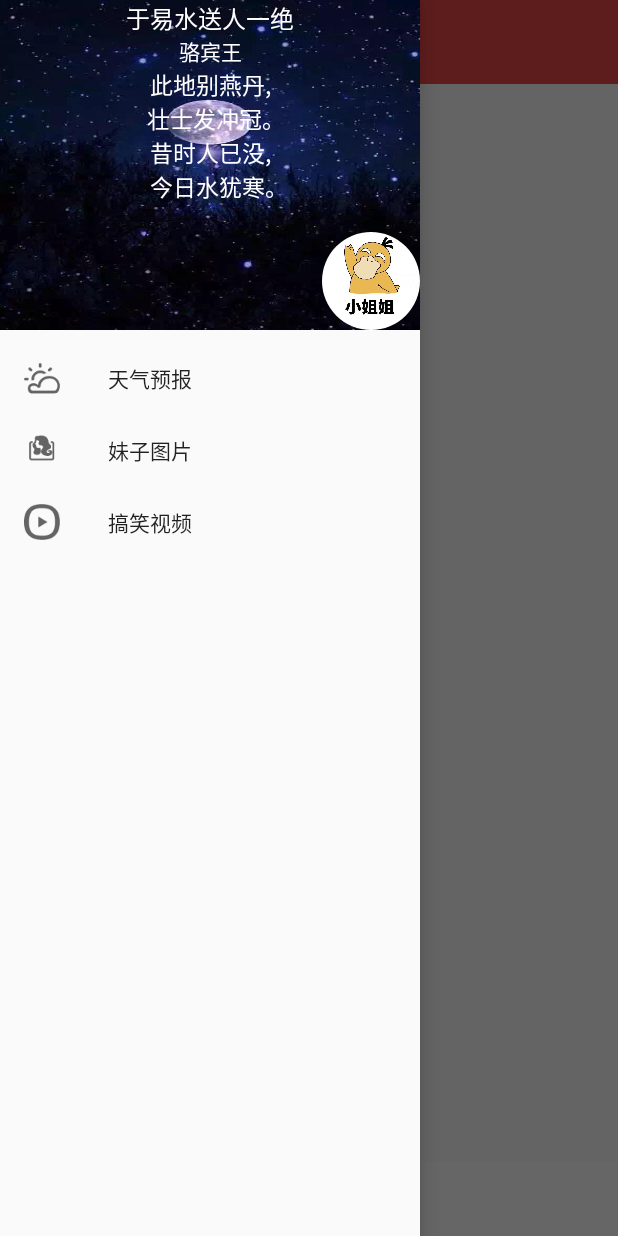
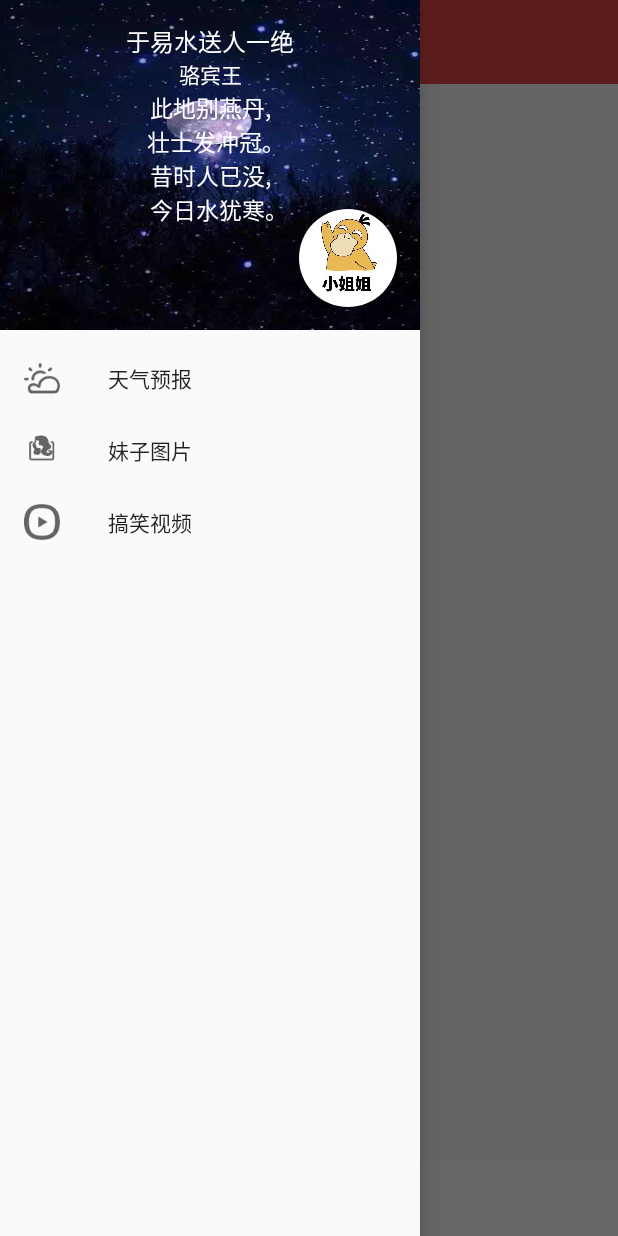
Before and after one commit to BigChaChi/meng, an Android app: the screen it shows after launch (MainActivity), with the side drawer open, on a phone screen of 412 x 824 dp. Run offline under Robolectric (Android 15) with nearby library versions, the phone set to English and light mode, and no system bars; our stand-ins replace ButterKnife, CircleImageView, Dagger/Hilt's generated code, EventBus, RxJava; libraries missing offline, so code that uses them is left out: cn.bmob.v3, com.chad.library, com.flaviofaria.kenburnsview, com.flyco.tablayout, com.orhanobut.logger and 3 more; plain views replace CommonTabLayout; 11 statements that could not run were skipped.

```diff
--- a/app/src/main/java/com/wangdh/mengm/ui/activity/FunnyPicturesActivity.java
+++ b/app/src/main/java/com/wangdh/mengm/ui/activity/FunnyPicturesActivity.java
@@ -12,6 +12,7 @@ import com.wangdh.mengm.R;
 import com.wangdh.mengm.base.BaseActivity;
 import com.wangdh.mengm.component.AppComponent;
 import com.wangdh.mengm.ui.fragment.FunnyPicturesFragment;
+import com.wangdh.mengm.utils.StateBarTranslucentUtils;
 import com.wangdh.mengm.utils.ToolbarUtils;
 import java.util.ArrayList;
 import java.util.List;
@@ -43,6 +44,7 @@ public class FunnyPicturesActivity extends BaseActivity implements OnTabSelectLi
     @Override
     protected void initView() {
         ToolbarUtils.initTitle(toolbarFp, R.mipmap.ab_back, "趣图", this);
+        StateBarTranslucentUtils.setStateBarColor(this);
         tab.setOnTabSelectListener(this);
         initFrameLayout();
     }
--- a/app/src/main/java/com/wangdh/mengm/ui/activity/MainActivity.java
+++ b/app/src/main/java/com/wangdh/mengm/ui/activity/MainActivity.java
@@ -12,7 +12,9 @@ import android.support.v7.widget.Toolbar;
 import android.util.Log;
 import android.view.KeyEvent;
 import android.view.View;
+import android.widget.FrameLayout;
 import android.widget.LinearLayout;
+import android.widget.ScrollView;
 import android.widget.TextView;
 import android.widget.Toast;
 import com.flyco.tablayout.CommonTabLayout;
@@ -27,6 +29,7 @@ import com.wangdh.mengm.ui.fragment.MyFragment;
 import com.wangdh.mengm.ui.fragment.NewFragment;
 import com.wangdh.mengm.ui.fragment.WeChatFragment;
 import com.wangdh.mengm.utils.SharedPreferencesMgr;
+import com.wangdh.mengm.utils.StateBarTranslucentUtils;
 import com.wangdh.mengm.utils.StorageData;
 import com.yanzhenjie.alertdialog.AlertDialog;
 import com.yanzhenjie.permission.AndPermission;
@@ -48,7 +51,7 @@ public class MainActivity extends BaseActivity {
     Toolbar toolbar;
     @BindView(R.id.commontab)
     CommonTabLayout mainTab;
-    private LinearLayout headerLayout;
+    private FrameLayout headerLayout;
     private CircleImageView mIv;
     private TextView mTv1,mTv2,mTv3;
     private ArrayList<Fragment> mFragments ;
@@ -148,7 +151,7 @@ public class MainActivity extends BaseActivity {
         String n=getIntent().getStringExtra("n");
         String tit=getIntent().getStringExtra("tit");
         String txt=getIntent().getStringExtra("txt");
-        headerLayout = (LinearLayout) navView.inflateHeaderView(R.layout.nav_header_main);
+        headerLayout = (FrameLayout) navView.inflateHeaderView(R.layout.nav_header_main);
         mIv= (CircleImageView) headerLayout.findViewById(R.id.c_iv);
         mTv1= (TextView) headerLayout.findViewById(R.id.tv_title);
         mTv2= (TextView) headerLayout.findViewById(R.id.tv_name);
--- a/app/src/main/java/com/wangdh/mengm/ui/activity/SearchWeatherActivity.java
+++ b/app/src/main/java/com/wangdh/mengm/ui/activity/SearchWeatherActivity.java
@@ -1,9 +1,6 @@
 package com.wangdh.mengm.ui.activity;
 
-import android.os.Bundle;
-import android.support.annotation.Nullable;
 import android.support.v4.view.MenuItemCompat;
-import android.support.v7.widget.RecyclerView;
 import android.support.v7.widget.SearchView;
 import android.support.v7.widget.Toolbar;
 import android.text.TextUtils;
@@ -15,7 +12,6 @@ import android.widget.LinearLayout;
 import android.widget.ListView;
 import android.widget.RelativeLayout;
 import android.widget.TextView;
-
 import com.wangdh.mengm.R;
 import com.wangdh.mengm.base.BaseActivity;
 import com.wangdh.mengm.component.AppComponent;
@@ -26,9 +22,7 @@ import com.wangdh.mengm.utils.StateBarTranslucentUtils;
 import com.wangdh.mengm.utils.ToolbarUtils;
 import com.wangdh.mengm.widget.TagColor;
 import com.wangdh.mengm.widget.TagGroup;
-
 import org.greenrobot.eventbus.EventBus;
-
 import java.util.ArrayList;
 import java.util.Iterator;
 import java.util.List;
--- a/app/src/main/java/com/wangdh/mengm/ui/activity/SplashActivity.java
+++ b/app/src/main/java/com/wangdh/mengm/ui/activity/SplashActivity.java
@@ -73,8 +73,10 @@ public class SplashActivity extends BaseActivity implements SplashContract.View
             public void onFinish() {
                 if (b) {
                     startActivity(intent);
+                    overridePendingTransition(R.anim.fade_entry, R.anim.hold);
                 } else {
                     startActivity(new Intent(SplashActivity.this, MainActivity.class));
+                    overridePendingTransition(R.anim.fade_entry, R.anim.hold);
                 }
                 finish();
             }
@@ -98,8 +100,10 @@ public class SplashActivity extends BaseActivity implements SplashContract.View
 
         if (b) {
             startActivity(intent);
+            overridePendingTransition(R.anim.slide_right_entry, R.anim.hold);
         } else {
             startActivity(new Intent(SplashActivity.this, MainActivity.class));
+            overridePendingTransition(R.anim.slide_right_entry, R.anim.hold);
         }
         finish();
     }
--- a/app/src/main/res/layout/activity_recyclerview.xml
+++ b/app/src/main/res/layout/activity_recyclerview.xml
@@ -2,8 +2,7 @@
 <android.support.design.widget.CoordinatorLayout xmlns:android="http://schemas.android.com/apk/res/android"
     xmlns:app="http://schemas.android.com/apk/res-auto"
     android:layout_width="match_parent"
-    android:layout_height="match_parent"
-    android:orientation="vertical">
+    android:layout_height="match_parent">
 
     <android.support.design.widget.AppBarLayout
         android:layout_width="match_parent"
--- a/app/src/main/res/layout/nav_header_main.xml
+++ b/app/src/main/res/layout/nav_header_main.xml
@@ -1,17 +1,15 @@
 <?xml version="1.0" encoding="utf-8"?>
-<LinearLayout xmlns:android="http://schemas.android.com/apk/res/android"
+<FrameLayout xmlns:android="http://schemas.android.com/apk/res/android"
     android:id="@+id/side_image"
     android:layout_width="match_parent"
     android:layout_height="220dp"
     android:background="@mipmap/splash"
     android:orientation="vertical"
-    android:paddingBottom="16dp"
-    android:paddingLeft="16dp"
-    android:paddingRight="16dp"
-    android:paddingTop="16dp"
-    android:fitsSystemWindows="true"
+    android:paddingBottom="15dp"
+    android:paddingLeft="15dp"
+    android:paddingRight="15dp"
+    android:paddingTop="15dp"
     android:theme="@style/ThemeOverlay.AppCompat.Dark">
-
     <RelativeLayout
         android:layout_width="match_parent"
         android:layout_height="match_parent">
@@ -23,14 +21,15 @@
             android:layout_alignParentBottom="true"
             android:layout_alignParentRight="true"
             android:layout_alignParentEnd="true" />
-        <android.support.v4.widget.NestedScrollView
-            android:fillViewport="true"
+    </RelativeLayout>
+    <ScrollView
         android:layout_width="match_parent"
         android:layout_height="match_parent">
         <LinearLayout
             android:orientation="vertical"
             android:layout_width="match_parent"
             android:layout_height="match_parent">
+
     <TextView
         android:textIsSelectable="true"
         android:gravity="center"
@@ -42,6 +41,7 @@
         android:textAppearance="@style/TextAppearance.AppCompat.Body1" />
 
         <TextView
+            android:layout_below="@+id/tv_title"
             android:textIsSelectable="true"
             android:textColor="@color/white"
             android:gravity="center"
@@ -51,6 +51,7 @@
             android:textSize="14sp"
             android:text="骆宾王" />
         <TextView
+            android:layout_below="@+id/tv_name"
             android:textIsSelectable="true"
             android:textColor="@color/white"
             android:gravity="center"
@@ -60,6 +61,6 @@
             android:textSize="15sp"
             android:text="此地别燕丹,\n  壮士发冲冠。\n昔时人已没,\n   今日水犹寒。" />
         </LinearLayout>
-        </android.support.v4.widget.NestedScrollView>
-    </RelativeLayout>
-</LinearLayout>
+    </ScrollView>
+
+</FrameLayout>
--- a/app/src/main/res/values/colors.xml
+++ b/app/src/main/res/values/colors.xml
@@ -1,7 +1,7 @@
 <?xml version="1.0" encoding="utf-8"?>
 <resources>
     <color name="colorPrimary">#3F51B5</color>
-    <color name="colorPrimaryDark">#303F9F</color>
+    <color name="colorPrimaryDark">#ff505050</color>
     <color name="colorAccent">#FF4081</color>
 
     <color name="ssxinxian1">@color/ssxinjiangexian1</color>
```
Also changed, not shown: app/build.gradle (+11 -3 lines), app/src/main/AndroidManifest.xml (+11 -0 lines), app/src/main/java/com/wangdh/mengm/ui/Presenter/WeatherActivityPresenter.java (+11 -2 lines), app/src/main/java/com/wangdh/mengm/ui/activity/WeatherActivity.java (+109 -21 lines), app/src/main/java/com/wangdh/mengm/ui/adapter/WeatherAdapter.java (+64 -60 lines), app/libs/BaiduLBS_Android.jar (added), 5 other files. Lines whose indentation alone changed are shown as unchanged.
